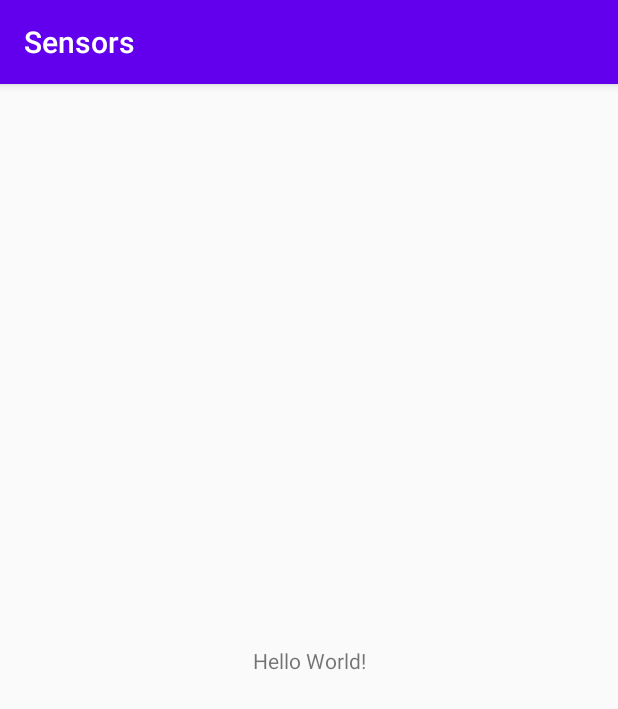
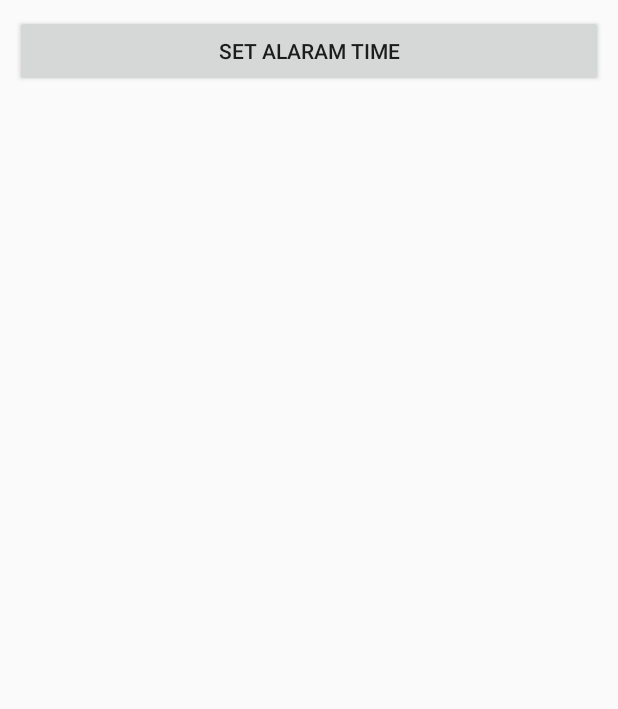
Before and after one commit to sharif-dev/HW2Havayesar, an Android app: the screen it shows after launch (MainActivity), on a phone screen of 412 x 824 dp. Shown: the top 709 px of the screen. Run offline under Robolectric (Android 15) with nearby library versions, the phone set to English and light mode, and no system bars.

Commit message:
alarm added

```diff
--- a/Sensors/app/src/main/java/com/example/sensors/MainActivity.java
+++ b/Sensors/app/src/main/java/com/example/sensors/MainActivity.java
@@ -1,14 +1,93 @@
 package com.example.sensors;
 
-import androidx.appcompat.app.AppCompatActivity;
+import android.app.Activity;
+import android.app.TimePickerDialog;
+import android.content.Intent;
+import android.os.Bundle;
+import android.view.View;
+import android.widget.Button;
+import android.widget.TextView;
+import android.widget.TimePicker;
 
-import android.os.Bundle;
+import java.util.Calendar;
 
-public class MainActivity extends AppCompatActivity {
+public class MainActivity extends Activity {
+
+    TimePicker myTimePicker;
+    Button buttonstartSetDialog;
+    TextView textAlarmPrompt;
+    TimePickerDialog timePickerDialog;
+    float need;
+
+    final static int RQS_1 = 1;
 
     @Override
-    protected void onCreate(Bundle savedInstanceState) {
+    public void onCreate(Bundle savedInstanceState) {
         super.onCreate(savedInstanceState);
         setContentView(R.layout.activity_main);
+
+        need = (float) 5.5;
+
+        textAlarmPrompt = (TextView) findViewById(R.id.alarmprompt);
+
+        buttonstartSetDialog = (Button) findViewById(R.id.startAlaram);
+        buttonstartSetDialog.setOnClickListener(new View.OnClickListener() {
+
+            @Override
+            public void onClick(View v) {
+                textAlarmPrompt.setText("");
+                openTimePickerDialog(false);
+
+            }
+        });
+
+    }
+
+    private void openTimePickerDialog(boolean is24r) {
+        Calendar calendar = Calendar.getInstance();
+
+        timePickerDialog = new TimePickerDialog(MainActivity.this,
+                onTimeSetListener, calendar.get(Calendar.HOUR_OF_DAY),
+                calendar.get(Calendar.MINUTE), is24r);
+        timePickerDialog.setTitle("Set Alarm Time");
+
+        timePickerDialog.show();
+
+    }
+
+    TimePickerDialog.OnTimeSetListener onTimeSetListener = new TimePickerDialog.OnTimeSetListener() {
+
+        @Override
+        public void onTimeSet(TimePicker view, int hourOfDay, int minute) {
+
+            Calendar calNow = Calendar.getInstance();
+            Calendar calSet = (Calendar) calNow.clone();
+
+            calSet.set(Calendar.HOUR_OF_DAY, hourOfDay);
+            calSet.set(Calendar.MINUTE, minute);
+            calSet.set(Calendar.SECOND, 0);
+            calSet.set(Calendar.MILLISECOND, 0);
+
+            if (calSet.compareTo(calNow) <= 0) {
+                // Today Set time passed, count to tomorrow
+                calSet.add(Calendar.DATE, 1);
+            }
+
+            setAlarm(calSet);
+        }
+    };
+
+    private void setAlarm(Calendar targetCal) {
+
+        textAlarmPrompt.setText("\n\n***\n" + "Alarm is set "
+                + targetCal.getTime() + "\n" + "***\n");
+
+
+        Intent intent = new Intent(this, AlarmService.class);
+        intent.putExtra("millis", targetCal.getTimeInMillis());
+        intent.putExtra("need", need);
+
+        startService(intent);
+
     }
 }
--- a/Sensors/app/src/main/res/layout/activity_main.xml
+++ b/Sensors/app/src/main/res/layout/activity_main.xml
@@ -1,18 +1,20 @@
-<?xml version="1.0" encoding="utf-8"?>
-<androidx.constraintlayout.widget.ConstraintLayout xmlns:android="http://schemas.android.com/apk/res/android"
-    xmlns:app="http://schemas.android.com/apk/res-auto"
+<LinearLayout xmlns:android="http://schemas.android.com/apk/res/android"
     xmlns:tools="http://schemas.android.com/tools"
     android:layout_width="match_parent"
     android:layout_height="match_parent"
-    tools:context=".MainActivity">
+    android:orientation="vertical"
+    android:padding="10dp" >
+
+    <Button
+        android:id="@+id/startAlaram"
+        android:layout_width="fill_parent"
+        android:layout_height="wrap_content"
+        android:text="Set Alaram Time" />
 
     <TextView
-        android:layout_width="wrap_content"
+        android:id="@+id/alarmprompt"
+        android:layout_width="fill_parent"
         android:layout_height="wrap_content"
-        android:text="Hello World!"
-        app:layout_constraintBottom_toBottomOf="parent"
-        app:layout_constraintLeft_toLeftOf="parent"
-        app:layout_constraintRight_toRightOf="parent"
-        app:layout_constraintTop_toTopOf="parent" />
+        android:textColor="#000000" />
 
-</androidx.constraintlayout.widget.ConstraintLayout>
+</LinearLayout>
--- /dev/null
+++ b/Sensors/app/src/main/res/layout/alarm_activity.xml
@@ -0,0 +1,6 @@
+<?xml version="1.0" encoding="utf-8"?>
+<androidx.constraintlayout.widget.ConstraintLayout
+    xmlns:android="http://schemas.android.com/apk/res/android" android:layout_width="match_parent"
+    android:layout_height="match_parent">
+
+</androidx.constraintlayout.widget.ConstraintLayout>
```
Also changed, not shown: Sensors/app/src/main/AndroidManifest.xml (+14 -0 lines), Sensors/app/src/main/java/com/example/sensors/AlarmActivity.java (added, +84 -0 lines), Sensors/app/src/main/java/com/example/sensors/AlarmReceiver.java (added, +22 -0 lines), Sensors/app/src/main/java/com/example/sensors/AlarmService.java (added, +47 -0 lines), 1 other file.
